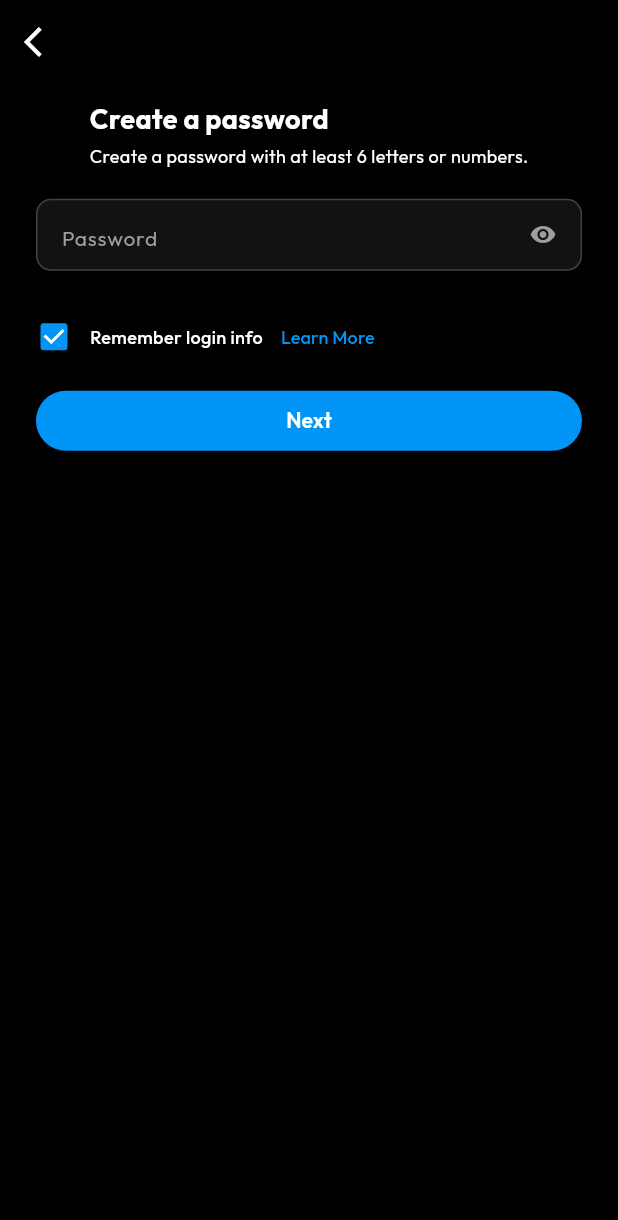
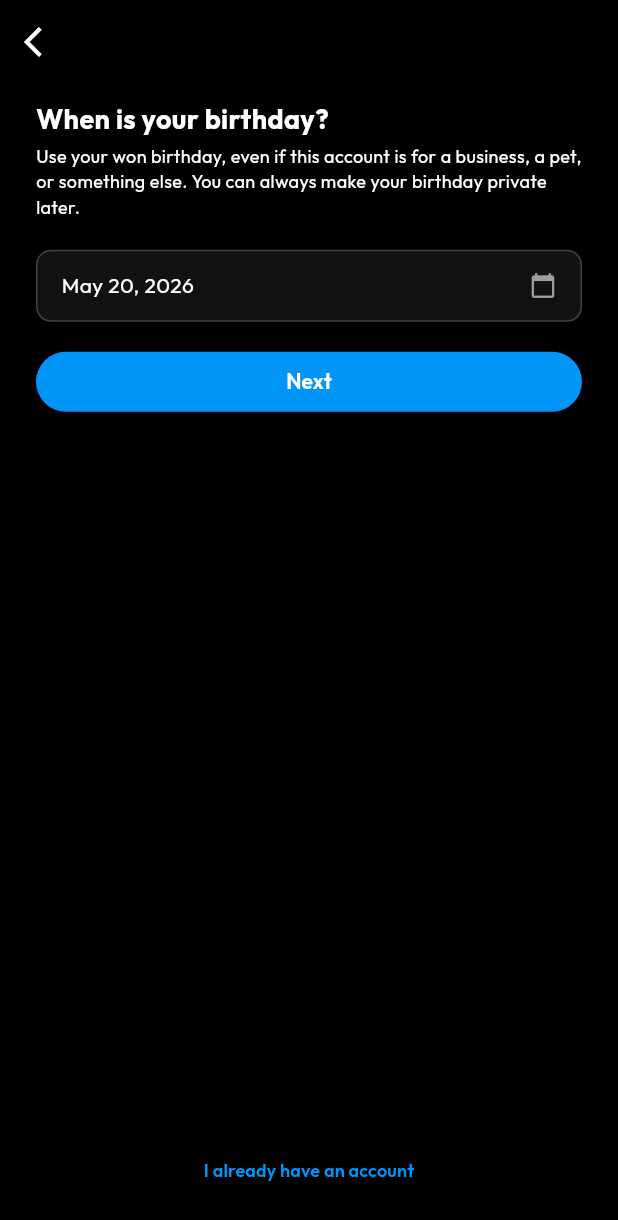
Before and after one commit to VaradSinghal/Instagram, a Flutter app: the PasswordScreen screen opened directly, after a tap on "Next", on a phone screen of 412 x 824 dp. Shown: the top 1220 px of the screen. Run offline on Flutter 3.47's test engine with Material 3 defaults, Android fonts, the phone set to English and light mode, and no system bars; our stand-ins replace flutter_screenutil, google_fonts; statements that could not run were skipped.

Commit message:
birthdayscreen

```diff
--- /dev/null
+++ b/lib/feature/auth/presentation/views/birthday_screen.dart
@@ -0,0 +1,141 @@
+import 'package:flutter/material.dart';
+import 'package:google_fonts/google_fonts.dart';
+import 'package:instagram/core/common/widgets/ig_button.dart';
+import 'package:instagram/core/common/widgets/section_title.dart';
+import 'package:instagram/feature/auth/presentation/widgets/already_have_account_section.dart';
+
+class BirthdayScreen extends StatefulWidget {
+  const BirthdayScreen({super.key});
+
+  @override
+  State<BirthdayScreen> createState() => _BirthdayScreenState();
+}
+
+class _BirthdayScreenState extends State<BirthdayScreen> {
+  final TextEditingController _birthdayController = TextEditingController();
+  DateTime _selectedDate = DateTime.now();
+
+  @override
+  void initState() {
+    super.initState();
+    _updateBirthdayText(_selectedDate);
+  }
+
+  void _updateBirthdayText(DateTime date) {
+    final months = [
+      'Jan',
+      'Feb',
+      'Mar',
+      'Apr',
+      'May',
+      'Jun',
+      'Jul',
+      'Aug',
+      'Sep',
+      'Oct',
+      'Nov',
+      'Dec',
+    ];
+    final formattedDate = "${months[date.month - 1]} ${date.day}, ${date.year}";
+    _birthdayController.text = formattedDate;
+  }
+
+  @override
+  void dispose() {
+    _birthdayController.dispose();
+    super.dispose();
+  }
+
+  @override
+  Widget build(BuildContext context) {
+    return Scaffold(
+      appBar: AppBar(
+        elevation: 0,
+        leading: IconButton(
+          onPressed: () => Navigator.pop(context),
+          icon: Icon(Icons.arrow_back_ios, color: Colors.white),
+        ),
+      ),
+      body: Padding(
+        padding: EdgeInsets.symmetric(horizontal: 24),
+        child: Column(
+          children: [
+            const SizedBox(height: 10),
+            SectionTitle(
+              title: 'When is your birthday?',
+              subtitle:
+                  'Use your won birthday, even if this account is for a business, a pet, or something else. You can always make your birthday private later.',
+            ),
+            const SizedBox(height: 20),
+
+            GestureDetector(
+              onTap: _pickDate,
+              child: Container(
+                height: 48,
+                padding: EdgeInsets.symmetric(horizontal: 16),
+                decoration: BoxDecoration(
+                  color: Color(0xff121212),
+                  borderRadius: BorderRadius.circular(10),
+                  border: Border.all(color: Colors.grey.shade800),
+                ),
+                child: Row(
+                  children: [
+                    Expanded(
+                      child: Text(
+                        _birthdayController.text,
+                        style: GoogleFonts.outfit(color: Colors.white),
+                      ),
+                    ),
+                    Icon(Icons.calendar_today, color: Colors.grey, size: 18),
+                  ],
+                ),
+              ),
+            ),
+            SizedBox(height: 20,),
+            SizedBox(
+              height: 40,
+              width: double.infinity,
+              child: IGButton(text: 'Next', onPressed: (){
+
+              }),
+            ),
+
+            Spacer(),
+
+            AlreadyHaveAccountSection(),
+
+            SizedBox(height: 20,),
+          ],
+        ),
+      ),
+    );
+  }
+
+  Future<void> _pickDate() async {
+    final pickedDate = await showDatePicker(
+      context: context,
+      initialDate: _selectedDate,
+      firstDate: DateTime(1900),
+      lastDate: DateTime.now(),
+      builder: (context, child) {
+        return Theme(
+          data: ThemeData.dark().copyWith(
+            colorScheme: ColorScheme.dark(
+              primary: Colors.blue,
+              onPrimary: Colors.white,
+              surface: Color(0xFF121212),
+              onSurface: Colors.white,
+            ),
+          ),
+          child: child!,
+        );
+      },
+    );
+    if(pickedDate != null){
+      setState(() {
+        _selectedDate = pickedDate;
+        _updateBirthdayText(pickedDate);
+      });
+    }
+  }
+}
--- a/lib/feature/auth/presentation/views/password_screen.dart
+++ b/lib/feature/auth/presentation/views/password_screen.dart
@@ -3,6 +3,7 @@ import 'package:google_fonts/google_fonts.dart';
 import 'package:instagram/core/common/widgets/ig_button.dart';
 import 'package:instagram/core/common/widgets/section_title.dart';
 import 'package:instagram/core/theme/app_colors.dart';
+import 'package:instagram/feature/auth/presentation/views/birthday_screen.dart';
 
 class PasswordScreen extends StatefulWidget {
   const PasswordScreen({super.key});
@@ -119,14 +120,24 @@ class _PasswordScreenState extends State<PasswordScreen> {
               ],
             ),
 
-            const SizedBox(height: 12,),
+            const SizedBox(height: 12),
             SizedBox(
               width: double.infinity,
               height: 40,
-              child: IGButton(text: 'Next', onPressed: (){
-
-              }),
-            )
+              child: IGButton(
+                text: 'Next',
+                onPressed: () {
+                  Navigator.push(
+                    context,
+                    MaterialPageRoute(
+                      builder: (context) {
+                        return BirthdayScreen();
+                      },
+                    ),
+                  );
+                },
+              ),
+            ),
           ],
         ),
       ),
```
